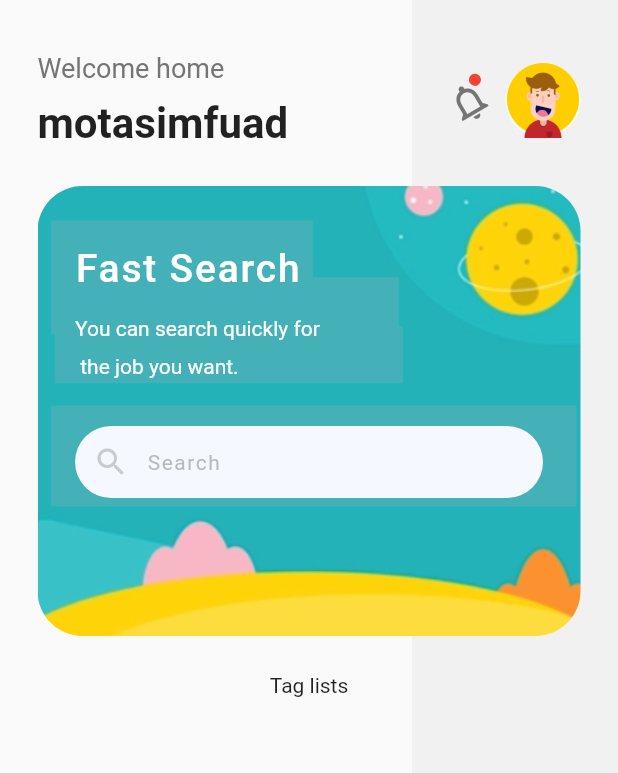
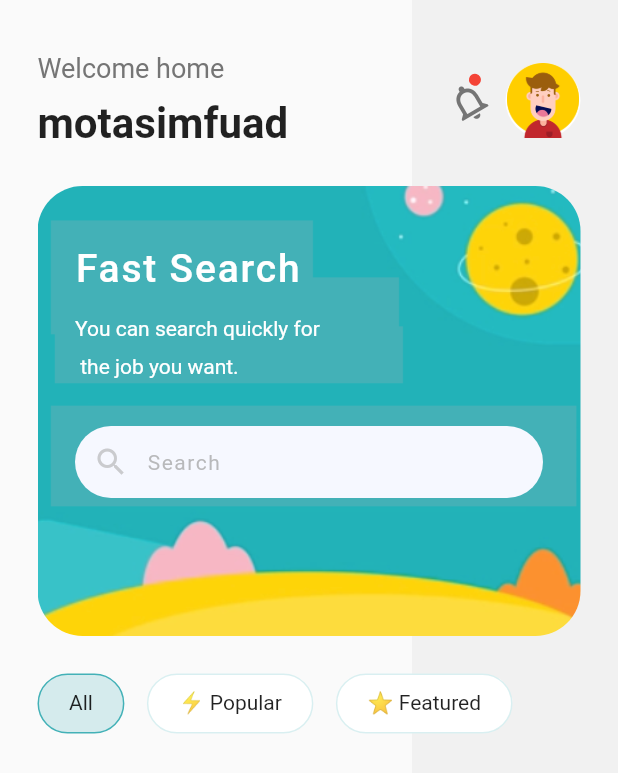
Before and after one commit to motasimfuad/job_finder_flutter, a Flutter app: the screen it shows after launch, on a phone screen of 412 x 824 dp. Shown: the top 773 px of the screen. Run offline on Flutter 3.47's test engine with Material 2 defaults, Android fonts, the phone set to English and light mode, and no system bars.

Commit message:
tag updated

```diff
--- a/lib/main.dart
+++ b/lib/main.dart
@@ -17,7 +17,7 @@ class MyApp extends StatelessWidget {
       title: 'Job Finder App',
       debugShowCheckedModeBanner: false,
       theme: ThemeData(
-        primaryColor: Color(0xFF43B1B7),
+        primaryColor: const Color(0xFF43B1B7),
         colorScheme:
             ColorScheme.fromSwatch().copyWith(secondary: Color(0xFFFED408)),
       ),
--- a/lib/screens/home/widgets/tag_list.dart
+++ b/lib/screens/home/widgets/tag_list.dart
@@ -1,4 +1,5 @@
 import 'package:flutter/material.dart';
+import 'package:job_finder_flutter/constants/colors.dart';
 
 class TagList extends StatefulWidget {
   const TagList({Key? key}) : super(key: key);
@@ -14,7 +15,34 @@ class _TagListState extends State<TagList> {
   @override
   Widget build(BuildContext context) {
     return Container(
-      child: Text('Tag lists'),
+      padding: const EdgeInsets.symmetric(horizontal: 25),
+      height: 40,
+      child: ListView.separated(
+          scrollDirection: Axis.horizontal,
+          itemBuilder: (_, index) => GestureDetector(
+                onTap: () {
+                  setState(() {
+                    selected = index;
+                  });
+                },
+                child: Container(
+                  padding: EdgeInsets.symmetric(horizontal: 20, vertical: 10),
+                  decoration: BoxDecoration(
+                    color: selected == index
+                        ? kPrimary.withOpacity(0.2)
+                        : Colors.white,
+                    borderRadius: BorderRadius.circular(30),
+                    border: Border.all(
+                      color: selected == index
+                          ? kPrimary
+                          : kPrimary.withOpacity(0.2),
+                    ),
+                  ),
+                  child: Text(tagLists[index]),
+                ),
+              ),
+          separatorBuilder: (_, index) => const SizedBox(width: 15),
+          itemCount: tagLists.length),
     );
   }
 }
```
